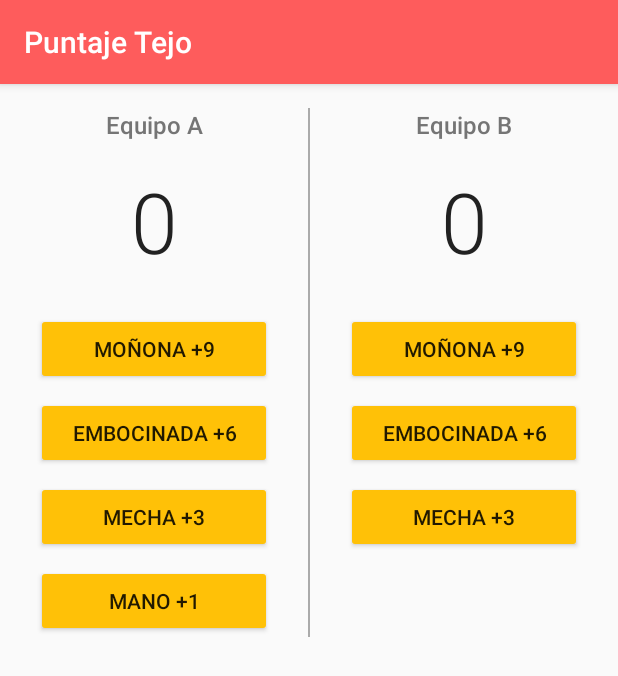
After one commit to davidauza-engineer/Android-AgenciaEMD, an Android app: the TejoCounter screen opened directly, with no data from a screen before it, on a phone screen of 412 x 824 dp. The commit adds this screen. Shown: the top 676 px of the screen. Run offline under Robolectric (Android 15) with nearby library versions, the phone set to English and light mode, and no system bars.

Commit message:
Tejo counter activity in progress.

```diff
--- a/app/src/main/AndroidManifest.xml
+++ b/app/src/main/AndroidManifest.xml
@@ -9,6 +9,9 @@
         android:roundIcon="@mipmap/ic_launcher_round"
         android:supportsRtl="true"
         android:theme="@style/AppTheme">
+        <activity
+            android:name=".TejoCounter"
+            android:label="Puntaje Tejo"></activity>
         <activity android:name=".MainActivity">
             <intent-filter>
                 <action android:name="android.intent.action.MAIN" />
--- /dev/null
+++ b/app/src/main/res/layout/activity_tejo_counter.xml
@@ -0,0 +1,122 @@
+<?xml version="1.0" encoding="utf-8"?>
+<ScrollView xmlns:android="http://schemas.android.com/apk/res/android"
+    xmlns:app="http://schemas.android.com/apk/res-auto"
+    xmlns:tools="http://schemas.android.com/tools"
+    android:layout_width="match_parent"
+    android:layout_height="match_parent"
+    tools:context=".TejoCounter">
+
+    <android.support.constraint.ConstraintLayout
+        android:layout_width="match_parent"
+        android:layout_height="match_parent">
+
+        <TextView
+            android:id="@+id/team_a_title"
+            style="@style/team_titles"
+            android:fontFamily="sans-serif-medium"
+            android:text="@string/team_a"
+            app:layout_constraintLeft_toLeftOf="parent"
+            app:layout_constraintRight_toLeftOf="@id/line"
+            app:layout_constraintTop_toTopOf="parent" />
+
+        <TextView
+            android:id="@+id/team_b_title"
+            style="@style/team_titles"
+            android:fontFamily="sans-serif-medium"
+            android:text="@string/team_b"
+            app:layout_constraintLeft_toRightOf="@id/line"
+            app:layout_constraintRight_toRightOf="parent"
+            app:layout_constraintTop_toTopOf="parent" />
+
+        <TextView
+            android:id="@+id/team_a_score"
+            style="@style/score_text_views"
+            android:fontFamily="sans-serif-light"
+            app:layout_constraintLeft_toLeftOf="@id/team_a_title"
+            app:layout_constraintRight_toRightOf="@id/team_a_title"
+            app:layout_constraintTop_toBottomOf="@id/team_a_title" />
+
+        <TextView
+            android:id="@+id/team_b_score"
+            style="@style/score_text_views"
+            android:fontFamily="sans-serif-light"
+            app:layout_constraintLeft_toLeftOf="@id/team_b_title"
+            app:layout_constraintRight_toRightOf="@id/team_b_title"
+            app:layout_constraintTop_toBottomOf="@id/team_b_title" />
+
+        <Button
+            android:id="@+id/monona_button_a"
+            style="@style/tejo_buttons"
+            android:onClick="mononaTeamA"
+            android:text="@string/monona_text"
+            app:layout_constraintLeft_toLeftOf="parent"
+            app:layout_constraintRight_toLeftOf="@id/line"
+            app:layout_constraintTop_toBottomOf="@id/team_a_score" />
+
+        <Button
+            android:id="@+id/monona_button_b"
+            style="@style/tejo_buttons"
+            android:onClick="mononaTeamB"
+            android:text="@string/monona_text"
+            app:layout_constraintLeft_toRightOf="@id/line"
+            app:layout_constraintRight_toRightOf="parent"
+            app:layout_constraintTop_toBottomOf="@id/team_b_score" />
+
+        <Button
+            android:id="@+id/embocinada_button_a"
+            style="@style/tejo_buttons"
+            android:onClick="embocinadaTeamA"
+            android:text="@string/embocinada_text"
+            app:layout_constraintLeft_toLeftOf="parent"
+            app:layout_constraintRight_toLeftOf="@id/line"
+            app:layout_constraintTop_toBottomOf="@id/monona_button_a" />
+
+        <Button
+            android:id="@+id/embocinada_button_b"
+            style="@style/tejo_buttons"
+            android:onClick="embocinadaTeamB"
+            android:text="@string/embocinada_text"
+            app:layout_constraintLeft_toRightOf="@id/line"
+            app:layout_constraintRight_toRightOf="parent"
+            app:layout_constraintTop_toBottomOf="@id/monona_button_b" />
+
+        <Button
+            android:id="@+id/mecha_button_a"
+            style="@style/tejo_buttons"
+            android:onClick="mechaTeamA"
+            android:text="@string/mecha_text"
+            app:layout_constraintLeft_toLeftOf="parent"
+            app:layout_constraintRight_toLeftOf="@id/line"
+            app:layout_constraintTop_toBottomOf="@id/embocinada_button_a" />
+
+        <Button
+            android:id="@+id/mecha_button_b"
+            style="@style/tejo_buttons"
+            android:onClick="mechaTeamB"
+            android:text="@string/mecha_text"
+            app:layout_constraintLeft_toRightOf="@id/line"
+            app:layout_constraintRight_toRightOf="parent"
+            app:layout_constraintTop_toBottomOf="@id/embocinada_button_b" />
+
+        <Button
+            android:id="@+id/mano_button_a"
+            style="@style/tejo_buttons"
+            android:onClick="manoTeamA"
+            android:text="@string/mano_text"
+            app:layout_constraintLeft_toLeftOf="parent"
+            app:layout_constraintRight_toLeftOf="@id/line"
+            app:layout_constraintTop_toBottomOf="@id/mecha_button_a" />
+
+        <View
+            android:id="@+id/line"
+            android:layout_width="1dp"
+            android:layout_height="0dp"
+            android:background="@android:color/darker_gray"
+            app:layout_constraintBottom_toBottomOf="parent"
+            app:layout_constraintLeft_toLeftOf="parent"
+            app:layout_constraintRight_toRightOf="parent"
+            app:layout_constraintTop_toTopOf="@id/team_a_title" />
+
+    </android.support.constraint.ConstraintLayout>
+
+</ScrollView>
--- a/app/src/main/res/values/strings.xml
+++ b/app/src/main/res/values/strings.xml
@@ -31,4 +31,23 @@
                             \nOficina 312
                             \nSogamoso, Boyacá</string>
 
+    <string name="tejo">Puntaje Tejo</string>
+
+    <string name="tejo_text">Registra el puntaje del deporte
+                                \nícono de nuestra región</string>
+
+    <string name="team_a">Equipo A</string>
+
+    <string name="team_b">Equipo B</string>
+
+    <string name="game_over">El juego ha terminado. Uno de los equipos ha alcanzado los 27 puntos.</string>
+
+    <string name="monona_text">Moñona +9</string>
+
+    <string name="embocinada_text">Embocinada +6</string>
+
+    <string name="mecha_text">Mecha +3</string>
+
+    <string name="mano_text">Mano +1</string>
+
 </resources>
--- a/app/src/main/res/values/styles.xml
+++ b/app/src/main/res/values/styles.xml
@@ -9,12 +9,13 @@
         <item name="colorButtonNormal">@color/colorAccent</item>
     </style>
 
-    <!-- Style for the buttons. -->
+    <!-- Style for the buttons of the main layout. -->
     <style name="buttons">
         <item name="android:layout_width">wrap_content</item>
         <item name="android:layout_height">wrap_content</item>
         <item name="android:layout_marginTop">32dp</item>
         <item name="android:drawablePadding">8dp</item>
+        <item name="android:textAllCaps">true</item>
     </style>
 
     <!-- Style for the TextViews below the buttons. -->
@@ -25,4 +26,33 @@
         <item name="android:textColor">@color/secondaryText</item>
     </style>
 
+    <!-- Style for the team title TextViews at TejoCounter activity -->
+    <style name="team_titles">
+        <item name="android:layout_width">wrap_content</item>
+        <item name="android:layout_height">wrap_content</item>
+        <item name="android:layout_marginTop">16dp</item>
+        <item name="android:textSize">16sp</item>
+        <item name="android:textColor">@color/secondaryText</item>
+    </style>
+
+    <!-- Style for the score's TextViews. -->
+    <style name="score_text_views">
+        <item name="android:layout_width">wrap_content</item>
+        <item name="android:layout_height">wrap_content</item>
+        <item name="android:layout_marginTop">16dp</item>
+        <item name="android:textSize">56sp</item>
+        <item name="android:textColor">@color/primaryText</item>
+        <item name="android:paddingBottom">16dp</item>
+    </style>
+
+    <!-- Style for the buttons at TejoCounter activity -->
+    <style name="tejo_buttons">
+        <item name="android:layout_width">0dp</item>
+        <item name="android:layout_height">wrap_content</item>
+        <item name="android:textAllCaps">true</item>
+        <item name="android:layout_marginTop">8dp</item>
+        <item name="android:layout_marginRight">24dp</item>
+        <item name="android:layout_marginLeft">24dp</item>
+    </style>
+
 </resources>
--- a/build.gradle
+++ b/build.gradle
@@ -7,7 +7,7 @@ buildscript {
 
     }
     dependencies {
-        classpath 'com.android.tools.build:gradle:3.3.1'
+        classpath 'com.android.tools.build:gradle:3.3.2'
 
         // NOTE: Do not place your application dependencies here; they belong
         // in the individual module build.gradle files
```
Also changed, not shown: app/src/main/java/engineer/davidauza/agenciaemd/MainActivity.java (+14 -4 lines), app/src/main/java/engineer/davidauza/agenciaemd/TejoCounter.java (added, +177 -0 lines), app/src/main/res/layout/activity_main.xml (+20 -1 lines), app/src/main/res/drawable/scoreboard.png (added).
